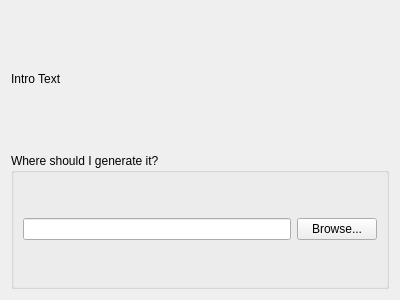
Above: app/dtkConceptGenerator/dtkIntroPage.ui from drescherjm/dtk before the change. Below: the same form after it.
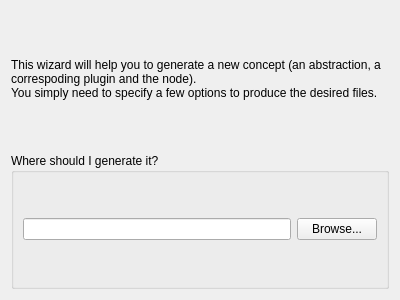
That is the form after the change.

Commit message: add headers to wizard pages

```diff
--- a/app/dtkConceptGenerator/dtkIntroPage.ui
+++ b/app/dtkConceptGenerator/dtkIntroPage.ui
@@ -17,7 +17,10 @@
    <item>
     <widget class="QLabel" name="label">
      <property name="text">
-      <string>Intro Text</string>
+      <string>&lt;html&gt;&lt;head/&gt;&lt;body&gt;&lt;p&gt;This wizard will help you to generate a new concept (an abstraction, a correspoding plugin and the node). &lt;br/&gt;You simply need to specify a few options to produce the desired files.&lt;/p&gt;&lt;/body&gt;&lt;/html&gt;</string>
+     </property>
+     <property name="wordWrap">
+      <bool>true</bool>
      </property>
     </widget>
    </item>
```
The commit also changes 5 other files.
